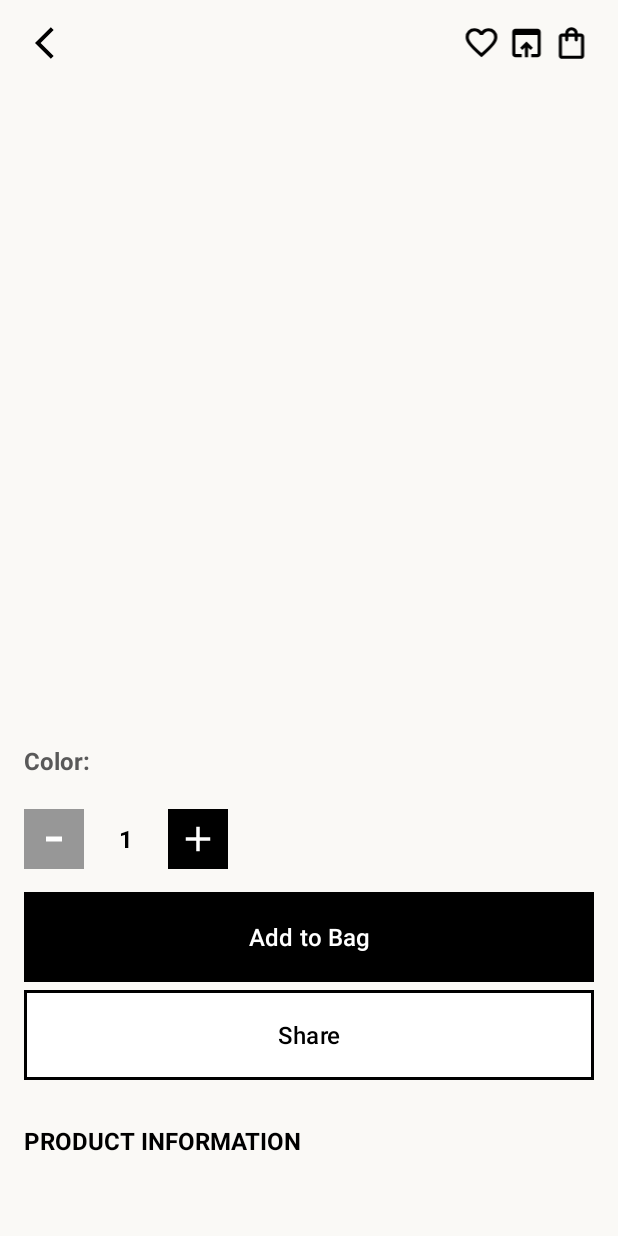
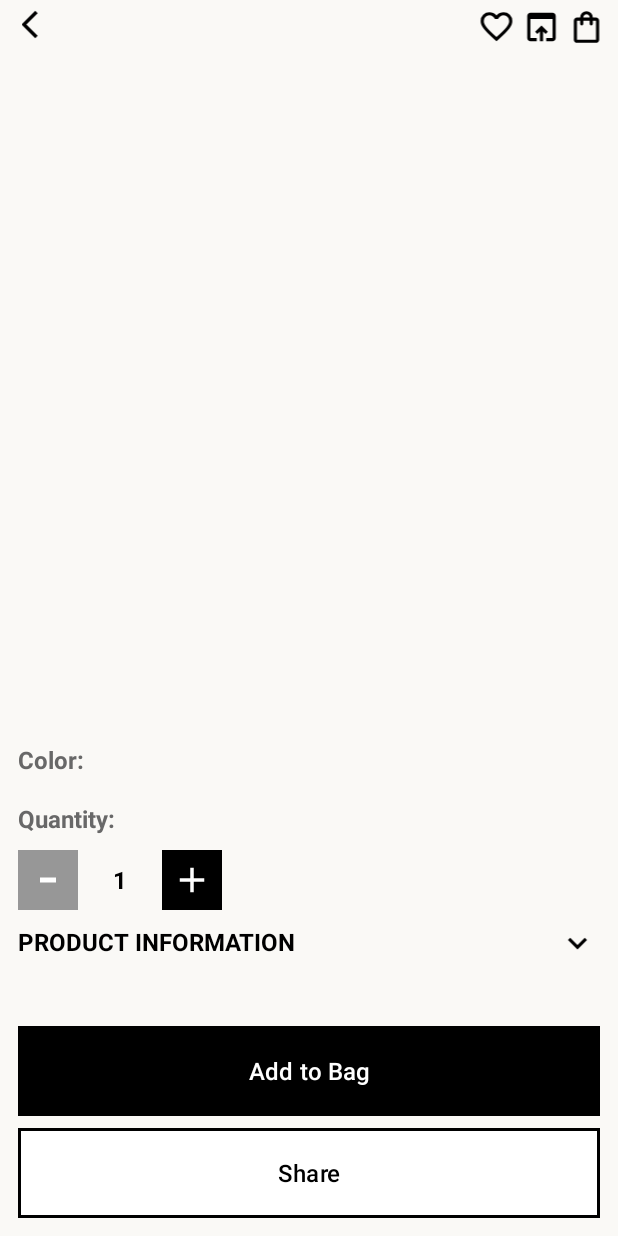
Before and after one commit to AyushNetTech/Demo-E-Commerce, an Android app: the screen it shows after launch (ProductActivity), on a phone screen of 412 x 824 dp. Run offline under Robolectric (Android 15) with nearby library versions, the phone set to English and light mode, and no system bars; pictures from the network do not load.

Commit message:
Adding Discription Arrows effects

```diff
--- a/app/src/main/java/com/example/e_commers/ProductActivity.kt
+++ b/app/src/main/java/com/example/e_commers/ProductActivity.kt
@@ -3,14 +3,17 @@ package com.example.e_commers
 import android.annotation.SuppressLint
 import android.os.Bundle
 import android.util.Log
+import android.view.View
 import android.widget.FrameLayout
 import android.widget.ImageView
 import android.widget.LinearLayout
+import android.widget.ScrollView
 import android.widget.TextView
 import android.widget.Toast
 import androidx.activity.viewModels
 import androidx.appcompat.app.AppCompatActivity
 import androidx.core.content.ContextCompat
+import androidx.core.view.WindowInsetsControllerCompat
 import com.bumptech.glide.Glide
 import java.util.Locale
 
@@ -23,6 +26,10 @@ class ProductActivity : AppCompatActivity() {
     private lateinit var productBrandDis: TextView
     private lateinit var productSku: TextView
     private lateinit var productDescription: TextView
+    private lateinit var discriptionArrow: ImageView
+    private lateinit var scrollV: ScrollView
+
+    private var isDescriptionVisible = false
 
     private val viewModel: ProductViewModel by viewModels()
 
@@ -31,6 +38,10 @@ class ProductActivity : AppCompatActivity() {
         super.onCreate(savedInstanceState)
         setContentView(R.layout.activity_product)
 
+        window.statusBarColor = ContextCompat.getColor(this, R.color.OffWhite)
+        WindowInsetsControllerCompat(window, window.decorView).isAppearanceLightStatusBars = true
+
+
         productImage = findViewById(R.id.productImage)
         productTitle = findViewById(R.id.Title)
         productSku = findViewById(R.id.productSku)
@@ -38,10 +49,28 @@ class ProductActivity : AppCompatActivity() {
         productBrandName = findViewById(R.id.productTitle)
         productBrandDis = findViewById(R.id.productSubTitle)
         productDescription = findViewById(R.id.productDescription)
+        discriptionArrow = findViewById(R.id.disArrow)
+        scrollV= findViewById(R.id.scrolling)
+
+        productDescription.visibility = View.GONE
+
+        discriptionArrow.setOnClickListener {
+            isDescriptionVisible = !isDescriptionVisible
+
+            if (isDescriptionVisible) {
+                productDescription.visibility = View.VISIBLE
+                discriptionArrow.setImageResource(R.drawable.arrowup)
+                scrollV.post {
+                    scrollV.smoothScrollTo(1, scrollV.bottom)
+                }
+            } else {
+                productDescription.visibility = View.GONE
+                discriptionArrow.setImageResource(R.drawable.arrowdown)
+            }
+        }
 
         viewModel.fetchProductDetails()
 
-        // Observe product data
         viewModel.productData.observe(this) { product ->
             productTitle.text = product.data.name
             val brandFName = product.data.sku.split("-")
@@ -60,7 +89,6 @@ class ProductActivity : AppCompatActivity() {
                 .load(imageUrl)
                 .into(productImage)
 
-            // ✅ Load color options
             val attributes = product.data.configurable_option.firstOrNull()?.attributes ?: emptyList()
 
             val colorOptions = attributes.map {
@@ -73,7 +101,6 @@ class ProductActivity : AppCompatActivity() {
             populateColorOptions(colorOptions)
         }
 
-        // Observe error
         viewModel.error.observe(this) {
             Toast.makeText(this, it, Toast.LENGTH_SHORT).show()
         }
@@ -82,25 +109,24 @@ class ProductActivity : AppCompatActivity() {
         val container = findViewById<LinearLayout>(R.id.colorContainer)
         container.removeAllViews()
 
-        val size = 140 // Circle size in pixels
+        val size = 140
 
         for (color in colors) {
-            // FrameLayout: acts as border container
+
             val frameLayout = FrameLayout(this).apply {
                 layoutParams = LinearLayout.LayoutParams(size, size).apply {
-                    setMargins(16, 0, 16, 0)
+                    setMargins(15, 0, 15, 0)
                 }
                 background = ContextCompat.getDrawable(this@ProductActivity, R.drawable.color_circle_bg)
             }
 
-            // ImageView inside it, with padding to reveal border
             val imageView = ImageView(this).apply {
                 layoutParams = FrameLayout.LayoutParams(
                     FrameLayout.LayoutParams.MATCH_PARENT,
                     FrameLayout.LayoutParams.MATCH_PARENT
                 )
                 scaleType = ImageView.ScaleType.CENTER_CROP
-                setPadding(6, 6, 6, 6) // Important: creates gap for border to show
+                setPadding(6, 6, 6, 6)
             }
 
             Glide.with(this)
--- /dev/null
+++ b/app/src/main/res/drawable/arrowdown.xml
@@ -0,0 +1,9 @@
+<vector xmlns:android="http://schemas.android.com/apk/res/android"
+    android:width="24dp"
+    android:height="24dp"
+    android:viewportWidth="960"
+    android:viewportHeight="960">
+  <path
+      android:pathData="M480,616 L240,376l56,-56 184,184 184,-184 56,56 -240,240Z"
+      android:fillColor="#000000"/>
+</vector>
--- /dev/null
+++ b/app/src/main/res/drawable/arrowup.xml
@@ -0,0 +1,9 @@
+<vector xmlns:android="http://schemas.android.com/apk/res/android"
+    android:width="24dp"
+    android:height="24dp"
+    android:viewportWidth="960"
+    android:viewportHeight="960">
+  <path
+      android:pathData="m256,536 l-56,-56 280,-280 280,280 -56,56 -224,-223 -224,223Z"
+      android:fillColor="#000000"/>
+</vector>
--- a/app/src/main/res/layout/activity_main.xml
+++ /dev/null
@@ -1,19 +0,0 @@
-<?xml version="1.0" encoding="utf-8"?>
-<androidx.constraintlayout.widget.ConstraintLayout xmlns:android="http://schemas.android.com/apk/res/android"
-    xmlns:app="http://schemas.android.com/apk/res-auto"
-    xmlns:tools="http://schemas.android.com/tools"
-    android:id="@+id/main"
-    android:layout_width="match_parent"
-    android:layout_height="match_parent"
-    tools:context=".MainActivity">
-
-    <TextView
-        android:layout_width="wrap_content"
-        android:layout_height="wrap_content"
-        android:text="Hello World!"
-        app:layout_constraintBottom_toBottomOf="parent"
-        app:layout_constraintEnd_toEndOf="parent"
-        app:layout_constraintStart_toStartOf="parent"
-        app:layout_constraintTop_toTopOf="parent" />
-
-</androidx.constraintlayout.widget.ConstraintLayout>
--- a/app/src/main/res/layout/activity_product.xml
+++ b/app/src/main/res/layout/activity_product.xml
@@ -1,25 +1,21 @@
-<ScrollView xmlns:android="http://schemas.android.com/apk/res/android"
+<FrameLayout xmlns:android="http://schemas.android.com/apk/res/android"
     xmlns:app="http://schemas.android.com/apk/res-auto"
-    xmlns:tools="http://schemas.android.com/tools"
     android:layout_width="match_parent"
-    android:layout_height="match_parent"
-    android:background="#FAF9F6">
+    android:layout_height="match_parent">
 
-    <LinearLayout
-        android:layout_width="match_parent"
-        android:layout_height="wrap_content"
-        android:orientation="vertical"
-        android:padding="16dp">
-
-        <!-- Product Image -->
     <androidx.constraintlayout.widget.ConstraintLayout
         android:layout_width="match_parent"
-            android:layout_height="35dp">
+        android:layout_height="50dp"
+        android:paddingLeft="5dp"
+        android:paddingRight="6dp"
+        android:paddingBottom="7dp"
+        android:paddingTop="5dp"
+        android:background="@color/OffWhite">
 
         <ImageView
             android:id="@+id/BackBtn"
             android:layout_width="40dp"
-                android:layout_height="25dp"
+            android:layout_height="22dp"
             android:src="@drawable/backarrow"
             app:layout_constraintStart_toStartOf="parent" />
 
@@ -57,13 +53,30 @@
             app:layout_constraintEnd_toEndOf="parent" />
 
     </androidx.constraintlayout.widget.ConstraintLayout>
+
+    <ScrollView xmlns:android="http://schemas.android.com/apk/res/android"
+        xmlns:app="http://schemas.android.com/apk/res-auto"
+        android:id="@+id/scrolling"
+        android:layout_width="match_parent"
+        android:layout_height="match_parent"
+        android:layout_marginTop="35dp"
+        android:paddingBottom="150dp"
+        android:background="#FAF9F6">
+
+        <LinearLayout
+            android:layout_width="match_parent"
+            android:layout_height="wrap_content"
+            android:orientation="vertical"
+            android:paddingLeft="12dp"
+            android:paddingRight="12dp"
+            android:layout_marginTop="5dp">
+
             <ImageView
                 android:id="@+id/productImage"
                 android:layout_width="match_parent"
-            android:layout_height="350dp"
+                android:layout_height="360dp"
                 android:scaleType="centerCrop" />
 
-        <!-- Dot Indicators -->
             <LinearLayout
                 android:id="@+id/dotIndicator"
                 android:layout_width="wrap_content"
@@ -73,7 +86,6 @@
                 android:layout_marginTop="8dp"
                 android:layout_marginBottom="8dp" />
 
-        <!-- Product Title -->
             <androidx.constraintlayout.widget.ConstraintLayout
                 android:layout_width="match_parent"
                 android:layout_height="wrap_content">
@@ -87,9 +99,6 @@
                     android:textStyle="bold"
                     app:layout_constraintStart_toStartOf="parent" />
 
-            <!-- Subtitle -->
-
-            <!-- Price -->
                 <TextView
                     android:id="@+id/productPrice"
                     android:layout_width="wrap_content"
@@ -116,7 +125,6 @@
                 android:textColor="#888888"
                 android:layout_marginTop="2dp"/>
 
-        <!-- Color Title -->
             <TextView
                 android:layout_width="wrap_content"
                 android:layout_height="wrap_content"
@@ -124,7 +132,7 @@
                 android:textSize="16sp"
                 android:textStyle="bold"
                 android:layout_marginTop="12dp"
-            android:textColor="#595959" />
+                android:textColor="#686868" />
 
             <HorizontalScrollView
                 android:layout_width="match_parent"
@@ -141,13 +149,20 @@
             </HorizontalScrollView>
 
 
+            <TextView
+                android:layout_width="wrap_content"
+                android:layout_height="wrap_content"
+                android:text="Quantity:"
+                android:textSize="16sp"
+                android:textStyle="bold"
+                android:layout_marginTop="12dp"
+                android:textColor="#686868" />
 
-        <!-- Quantity Controls -->
             <LinearLayout
                 android:layout_width="wrap_content"
                 android:layout_height="wrap_content"
                 android:orientation="horizontal"
-            android:layout_marginTop="16dp">
+                android:layout_marginTop="10dp">
                 <ImageView
                     android:id="@+id/btnMinus"
                     android:layout_width="40dp"
@@ -187,46 +202,33 @@
 
             </LinearLayout>
 
-        <!-- Add to Bag Button -->
-        <com.google.android.material.button.MaterialButton
-            android:id="@+id/btnAddToBag"
+            <androidx.constraintlayout.widget.ConstraintLayout
                 android:layout_width="match_parent"
-            android:layout_height="60dp"
-            android:text="Add to Bag"
+                android:layout_height="wrap_content"
+                android:layout_marginTop="10dp">
+
+                <TextView
+                    android:id="@+id/textView"
+                    android:layout_width="wrap_content"
+                    android:layout_height="35dp"
+                    android:text="PRODUCT INFORMATION"
+                    android:textColor="@color/black"
                     android:textSize="16sp"
-            android:layout_marginBottom="5dp"
-            android:textColor="@color/white"
-            android:layout_marginTop="15dp"
-            android:background="@drawable/blackbtn"
-            app:backgroundTint="@null"
-            android:elevation="4dp" />
+                    android:textStyle="bold"
+                    app:layout_constraintStart_toStartOf="parent"
+                    app:layout_constraintTop_toTopOf="parent" />
 
+                <ImageView
+                    android:id="@+id/disArrow"
+                    android:layout_width="30dp"
+                    android:layout_height="25dp"
+                    android:src="@drawable/arrowdown"
+                    app:layout_constraintEnd_toEndOf="parent"
+                    app:layout_constraintTop_toTopOf="parent"
+                    />
 
-        <!-- Share Button -->
-        <com.google.android.material.button.MaterialButton
-            android:id="@+id/btnShare"
-            android:layout_width="match_parent"
-            android:layout_height="60dp"
-            android:text="Share"
-            android:textSize="16sp"
-            android:layout_marginBottom="5dp"
-            android:textColor="@color/black"
-            android:layout_marginTop="0dp"
-            android:background="@drawable/whitebtn"
-            app:backgroundTint="@null"
-            android:elevation="4dp" />
+            </androidx.constraintlayout.widget.ConstraintLayout>
 
-        <!-- Product Information Title -->
-        <TextView
-            android:layout_width="match_parent"
-            android:layout_height="60dp"
-            android:text="PRODUCT INFORMATION"
-            android:textStyle="bold"
-            android:textSize="16sp"
-            android:layout_marginTop="24dp"
-            android:textColor="@color/black" />
-
-        <!-- Product Description -->
             <TextView
                 android:id="@+id/productDescription"
                 android:layout_width="match_parent"
@@ -234,6 +236,41 @@
                 android:layout_marginTop="8dp"
                 android:textSize="14sp"
                 android:textColor="#555555"
+                android:paddingBottom="10dp"
                 android:lineSpacingExtra="4dp" />
         </LinearLayout>
     </ScrollView>
+
+    <LinearLayout
+        android:layout_width="match_parent"
+        android:layout_height="wrap_content"
+        android:layout_gravity="bottom"
+        android:orientation="vertical"
+        android:background="#FAF9F6"
+        android:padding="12dp">
+
+        <com.google.android.material.button.MaterialButton
+            android:id="@+id/btnAddToBag"
+            android:layout_width="match_parent"
+            android:layout_height="60dp"
+            android:text="Add to Bag"
+            android:textSize="16sp"
+            android:textColor="@color/white"
+            android:background="@drawable/blackbtn"
+            app:backgroundTint="@null"
+            android:elevation="2dp" />
+
+        <com.google.android.material.button.MaterialButton
+            android:id="@+id/btnShare"
+            android:layout_width="match_parent"
+            android:layout_height="60dp"
+            android:text="Share"
+            android:textSize="16sp"
+            android:textColor="@color/black"
+            android:layout_marginTop="8dp"
+            android:background="@drawable/whitebtn"
+            app:backgroundTint="@null"
+            android:elevation="2dp" />
+    </LinearLayout>
+
+</FrameLayout>
--- a/app/src/main/res/values/colors.xml
+++ b/app/src/main/res/values/colors.xml
@@ -2,4 +2,5 @@
 <resources>
     <color name="black">#FF000000</color>
     <color name="white">#FFFFFFFF</color>
+    <color name="OffWhite">#FAF9F6</color>
 </resources>
```
Lines whose indentation alone changed are shown as unchanged.
